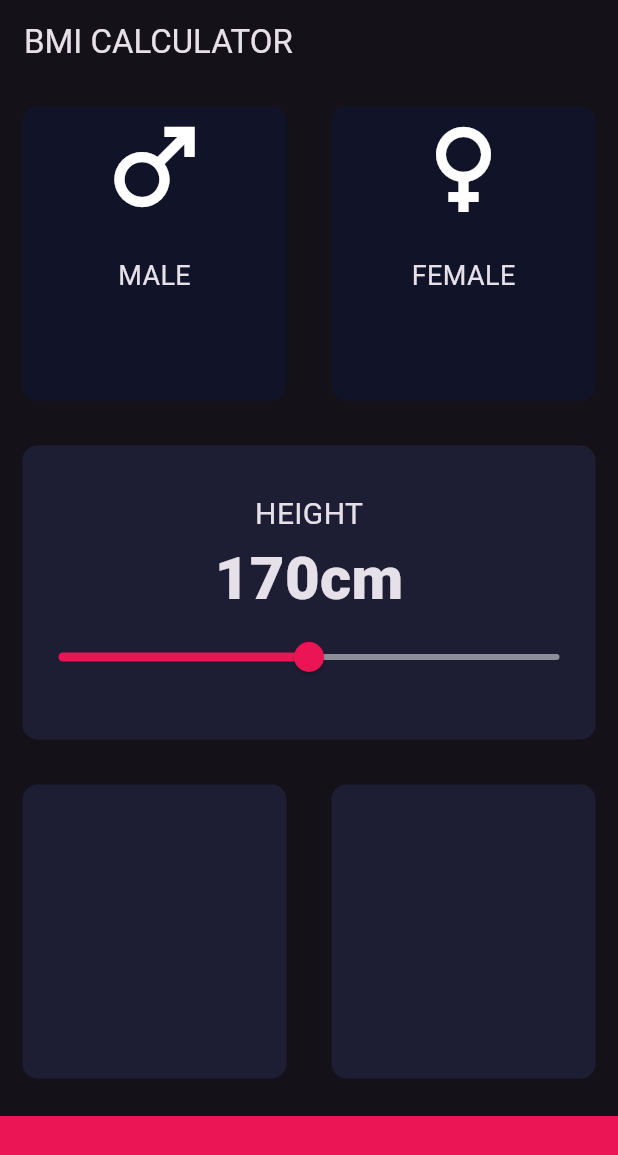
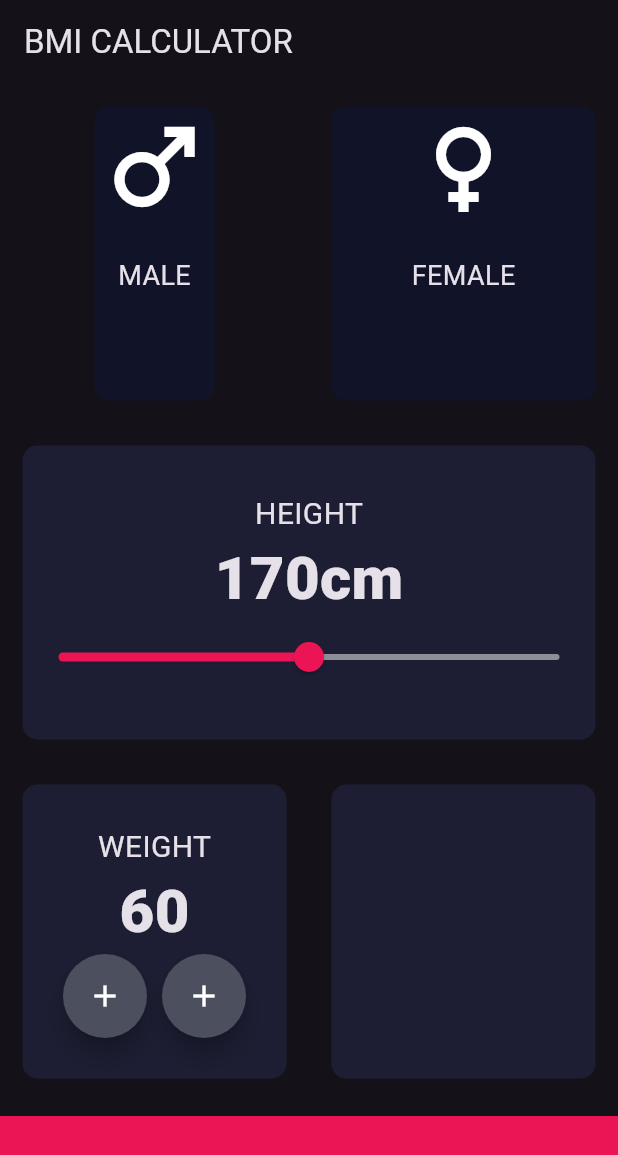
Before and after one commit to DEEPAK7525VERMA/bored, a Flutter app: the screen it shows after launch, on a phone screen of 412 x 824 dp. Shown: the top 1155 px of the screen. Run offline on Flutter 3.47's test engine with Material 3 defaults, Android fonts, the phone set to English and light mode, and no system bars; missing offline and left inert: dart:js_interop.

Commit message:
weight card added

```diff
--- a/lib/input_page.dart
+++ b/lib/input_page.dart
@@ -1,3 +1,5 @@
+import 'dart:js_interop';
+
 import 'package:flutter/material.dart';
 import 'package:flutter/widgets.dart';
 import 'icon_content.dart';
@@ -12,6 +14,7 @@ class _InputPageState extends State<InputPage> {
   Color maleCardColor=inactiveCardColor;
   Color femaleCardColor=inactiveCardColor;
   int ?height=170;
+  int ?weight=60;
 
   void updateColour(int gender){
     if(gender==1){
@@ -34,14 +37,18 @@ class _InputPageState extends State<InputPage> {
       body:Column(
         crossAxisAlignment: CrossAxisAlignment.stretch,
         children: [
-        Expanded(child:Row(children: [
+        Expanded(child:Row(
+
+          children: [
           Expanded(child:GestureDetector
           (onTap:(){
 setState(() {
   updateColour(1);
 });
           },
-            child: ReusableCard(colour:maleCardColor,cardChild: IconContent(d:Icons.male,gender:"MALE"),
+            child: Center(
+              child: ReusableCard(colour:maleCardColor,cardChild: IconContent(d:Icons.male,gender:"MALE"),
+              ),
             ))),
           Expanded(child:GestureDetector(
             onTap:(){
@@ -87,7 +94,28 @@ updateColour(2);
         ],),
         ) ),
         Expanded(child:Row(children: [
-          Expanded(child:ReusableCard(colour:activeCardColor)),
+          Expanded(child:ReusableCard(colour:activeCardColor,
+          cardChild: Column(
+            mainAxisAlignment: MainAxisAlignment.center,
+            children: [
+              Text('WEIGHT',
+              style: TextStyle(fontSize:20.0,
+              fontWeight:FontWeight.w400,),
+              ),
+                Text(weight.toString(),
+              style: TextStyle(fontSize:40.0,
+              fontWeight:FontWeight.w900,),
+              ),
+              Row(
+                mainAxisAlignment: MainAxisAlignment.center,
+                children: [
+                  RoundIconButton(icon:Icons.add),
+                  SizedBox(width: 10,),
+                  RoundIconButton(icon:Icons.add),
+                ],
+              ),
+              ],),
+          )),
           Expanded(child:ReusableCard(colour:activeCardColor) ),
         ],)),
       Container(
@@ -98,3 +126,22 @@ updateColour(2);
     );
   }
 }
+class RoundIconButton extends StatelessWidget {
+  RoundIconButton({required this.icon});
+  final IconData icon;
+
+  @override
+  Widget build(BuildContext context) {
+    return RawMaterialButton(
+      child:Icon(icon),
+      elevation: 6.0,
+      constraints: BoxConstraints.tightFor(
+        width:56.0,
+        height:56.0,
+    ),
+      shape:CircleBorder(),
+      fillColor:Color(0xFF4C4F5E),
+      onPressed: (){},
+    );
+  }
+}
```
